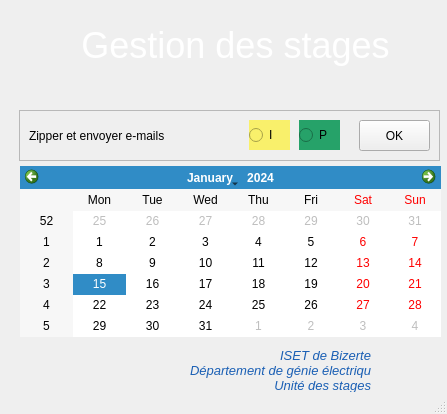
a-mhamdi/dashboard-usdge, file dashboard.ui: the form before one commit.
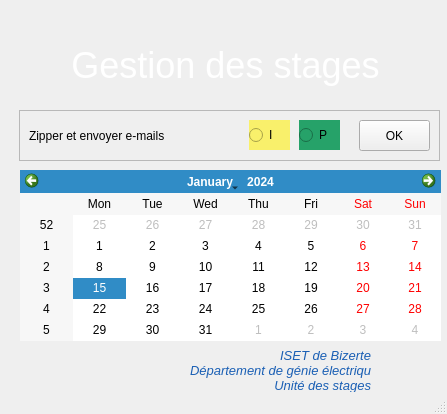
The form after the commit. The open tabs and pages were chosen to show the change. Icons and pictures are not drawn.

Commit message: new updates and access integration

The edit to the form file:
```diff
--- a/dashboard.ui
+++ b/dashboard.ui
@@ -12,7 +12,7 @@
    </rect>
   </property>
   <property name="windowTitle">
-   <string>MainWindow</string>
+   <string>Dashboard USDGE</string>
   </property>
   <widget class="QWidget" name="centralwidget">
    <widget class="QStackedWidget" name="stackedWidget">
@@ -27,7 +27,6 @@
     <property name="currentIndex">
      <number>1</number>
     </property>
-    <widget class="QWidget" name="page"/>
     <widget class="QWidget" name="page_2">
      <widget class="QFrame" name="depot">
       <property name="geometry">
@@ -84,7 +83,7 @@
         <rect>
          <x>10</x>
          <y>0</y>
-         <width>131</width>
+         <width>141</width>
          <height>50</height>
         </rect>
        </property>
@@ -171,7 +170,7 @@
         <rect>
          <x>10</x>
          <y>0</y>
-         <width>131</width>
+         <width>141</width>
          <height>50</height>
         </rect>
        </property>
@@ -275,7 +274,7 @@
         <rect>
          <x>10</x>
          <y>0</y>
-         <width>131</width>
+         <width>141</width>
          <height>50</height>
         </rect>
        </property>
@@ -289,16 +288,6 @@
      <zorder>depot</zorder>
     </widget>
     <widget class="QWidget" name="page_3">
-     <widget class="QCalendarWidget" name="calendarWidget">
-      <property name="geometry">
-       <rect>
-        <x>10</x>
-        <y>76</y>
-        <width>421</width>
-        <height>171</height>
-       </rect>
-      </property>
-     </widget>
      <widget class="QFrame" name="email">
       <property name="geometry">
        <rect>
@@ -375,13 +364,23 @@
        </property>
       </widget>
      </widget>
+     <widget class="QCalendarWidget" name="calendarWidget">
+      <property name="geometry">
+       <rect>
+        <x>10</x>
+        <y>80</y>
+        <width>421</width>
+        <height>171</height>
+       </rect>
+      </property>
+     </widget>
     </widget>
     <widget class="QWidget" name="page_4">
      <widget class="QCalendarWidget" name="calendarWidget_2">
       <property name="geometry">
        <rect>
         <x>10</x>
-        <y>76</y>
+        <y>80</y>
         <width>421</width>
         <height>171</height>
        </rect>
@@ -491,7 +490,7 @@
      <string/>
     </property>
     <property name="pixmap">
-     <pixmap>ISETBZ.png</pixmap>
+     <pixmap resource="resources.qrc">:/ISETBZ.png</pixmap>
     </property>
     <property name="scaledContents">
      <bool>true</bool>
@@ -500,8 +499,8 @@
    <widget class="QLabel" name="label_9">
     <property name="geometry">
      <rect>
-      <x>20</x>
-      <y>10</y>
+      <x>10</x>
+      <y>30</y>
       <width>441</width>
       <height>71</height>
      </rect>
```
Left out of the diff: 4 changed lines with no effect on the pictures. The commit also changes 2 other files.
